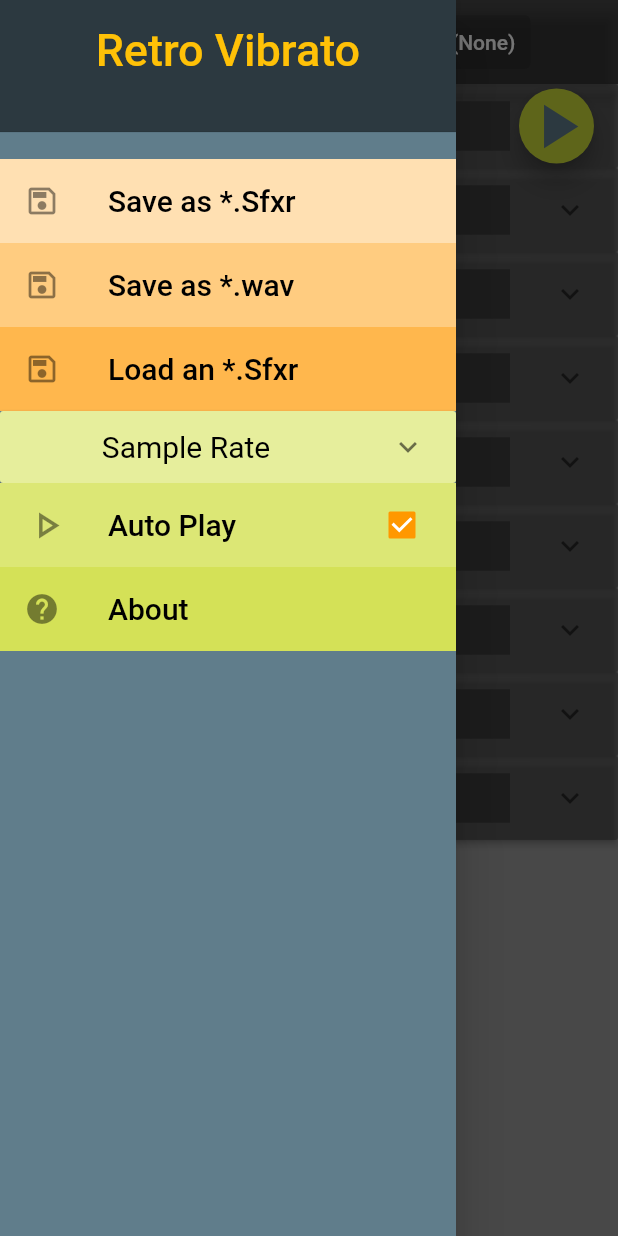
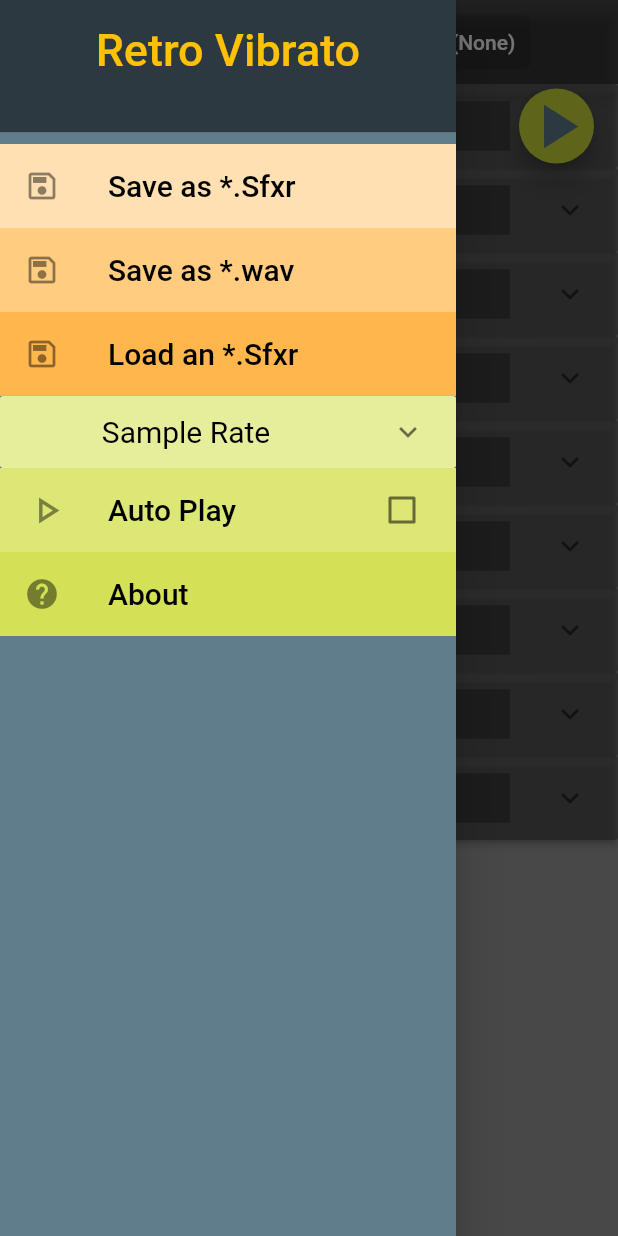
Before and after one commit to wdevore/RetroVibrato, a Flutter app: the screen it shows after launch, in the side drawer, after a tap on "Auto Play", on a phone screen of 412 x 824 dp. Run offline on Flutter 3.47's test engine with Material 2 defaults, Android fonts, the phone set to English and light mode, and no system bars.

Commit message:
refactor for performance of rate and autoplay

```diff
--- a/lib/main.dart
+++ b/lib/main.dart
@@ -1,8 +1,11 @@
 import 'package:flutter/material.dart';
-import 'package:retro_vibrato/model/enums.dart';
+// import 'package:retro_vibrato/model/enums.dart';
+import 'package:retro_vibrato/model/settings_model.dart';
 import 'package:retro_vibrato/model/settings_provider.dart';
 import 'package:retro_vibrato/model/choice_provider.dart';
 import 'package:retro_vibrato/view/appbar_row.dart';
+import 'package:retro_vibrato/view/auto_play.dart';
+import 'package:retro_vibrato/view/sample_rate.dart';
 import 'package:retro_vibrato/view/settings_panels.dart';
 
 void main() {
@@ -20,7 +23,11 @@ class FSfxrApp extends StatelessWidget {
         primarySwatch: Colors.orange,
         backgroundColor: Colors.grey[500],
       ),
-      home: FSfxrHomePage(title: 'RetroVibrato'),
+      home: SettingsProvider(
+        child: FSfxrHomePage(
+          title: 'RetroVibrato',
+        ),
+      ),
     );
   }
 }
@@ -44,7 +51,7 @@ class FSfxrHomePage extends StatefulWidget {
 }
 
 class _FSfxrHomePageState extends State<FSfxrHomePage> {
-  SampleRate? _rate = SampleRate.KHz44;
+  // SampleRate? _rate = SampleRate.KHz44;
   bool isExpanded = false;
   bool autoPlayEnabled = false;
 
@@ -87,6 +94,9 @@ class _FSfxrHomePageState extends State<FSfxrHomePage> {
   }
 
   Drawer _buildDrawer() {
+    final provider = SettingsProvider.of(context);
+    SettingsModel data = provider.settingsModel;
+
     return Drawer(
       // Add a ListView to the drawer. This ensures the user can scroll
       // through the options in the drawer if there isn't enough vertical
@@ -98,9 +108,7 @@ class _FSfxrHomePageState extends State<FSfxrHomePage> {
           padding: EdgeInsets.zero,
           children: [
             Container(
-              height: kToolbarHeight + 50,
-              padding: EdgeInsets.only(bottom: 10),
-              margin: EdgeInsets.only(top: 0),
+              height: kToolbarHeight + 40,
               child: DrawerHeader(
                 decoration: BoxDecoration(
                   color: Colors.black54,
@@ -121,11 +129,13 @@ class _FSfxrHomePageState extends State<FSfxrHomePage> {
               decoration: BoxDecoration(color: Colors.orange.shade100),
               child: ListTile(
                 leading: Icon(Icons.save_outlined),
-                title: const Text('Save as *.Sfxr',
-                    style: TextStyle(
-                      color: Colors.black,
-                      fontSize: 20,
-                    )),
+                title: const Text(
+                  'Save as *.Sfxr',
+                  style: TextStyle(
+                    color: Colors.black,
+                    fontSize: 20,
+                  ),
+                ),
                 onTap: () {
                   // Update the state of the app
                   // ...
@@ -168,120 +178,8 @@ class _FSfxrHomePageState extends State<FSfxrHomePage> {
                 },
               ),
             ),
-            ExpansionPanelList(
-              expandedHeaderPadding: EdgeInsets.zero,
-              dividerColor: Colors.white,
-              animationDuration: Duration(milliseconds: 150),
-              expansionCallback: (int index, bool isExpanded) {
-                setState(() {
-                  this.isExpanded = !isExpanded;
-                });
-              },
-              children: [
-                ExpansionPanel(
-                  canTapOnHeader: true,
-                  backgroundColor: Colors.lime.shade200,
-                  headerBuilder: (BuildContext context, bool isExpanded) {
-                    return Center(
-                      child: Text(
-                        "Sample Rate",
-                        style: TextStyle(
-                          color: Colors.black,
-                          fontSize: 20,
-                        ),
-                      ),
-                    );
-                  },
-                  body: Column(
-                    children: [
-                      RadioListTile<SampleRate>(
-                        title: const Text('44 KHz',
-                            style: TextStyle(
-                              color: Colors.blueGrey,
-                              fontSize: 20,
-                            )),
-                        value: SampleRate.KHz44,
-                        dense: true,
-                        groupValue: _rate,
-                        onChanged: (SampleRate? value) {
-                          setState(() {
-                            _rate = value;
-                          });
-                        },
-                      ),
-                      RadioListTile<SampleRate>(
-                        title: const Text('22 KHz',
-                            style: TextStyle(
-                              color: Colors.blueGrey,
-                              fontSize: 20,
-                            )),
-                        value: SampleRate.KHz22,
-                        dense: true,
-                        groupValue: _rate,
-                        onChanged: (SampleRate? value) {
-                          setState(() {
-                            _rate = value;
-                          });
-                        },
-                      ),
-                      RadioListTile<SampleRate>(
-                        title: const Text('11 KHz',
-                            style: TextStyle(
-                              color: Colors.blueGrey,
-                              fontSize: 20,
-                            )),
-                        value: SampleRate.KHz11,
-                        dense: true,
-                        groupValue: _rate,
-                        onChanged: (SampleRate? value) {
-                          setState(() {
-                            _rate = value;
-                          });
-                        },
-                      ),
-                      RadioListTile<SampleRate>(
-                        title: const Text('5.5 KHz',
-                            style: TextStyle(
-                              color: Colors.blueGrey,
-                              fontSize: 20,
-                            )),
-                        value: SampleRate.KHz55,
-                        dense: true,
-                        groupValue: _rate,
-                        onChanged: (SampleRate? value) {
-                          setState(() {
-                            _rate = value;
-                          });
-                        },
-                      )
-                    ],
-                  ),
-                  isExpanded: isExpanded,
-                ),
-              ],
-            ),
-            Container(
-              decoration: BoxDecoration(color: Colors.lime.shade300),
-              child: CheckboxListTile(
-                title: const Text(
-                  'Auto Play',
-                  style: TextStyle(
-                    color: Colors.black,
-                    fontSize: 20,
-                  ),
-                ),
-                value: autoPlayEnabled,
-                onChanged: (bool? value) {
-                  setState(() {
-                    autoPlayEnabled = value!;
-                  });
-                },
-                secondary: const Icon(
-                  Icons.play_arrow_outlined,
-                  size: 30,
-                ),
-              ),
-            ),
+            SettingsSampleRateSubPanel(settings: data.appSettings),
+            SettingsAutoplayCheck(settings: data.appSettings),
             Container(
               decoration: BoxDecoration(color: Colors.lime.shade400),
               child: ListTile(
--- a/lib/model/settings_model.dart
+++ b/lib/model/settings_model.dart
@@ -1,9 +1,24 @@
+import 'package:retro_vibrato/model/enums.dart';
+
 class Field {
   double min = 0.0;
   double max = 1.0;
-  double value = 0.0;
+
+  dynamic value = 0;
+  dynamic rValue = 0;
+
   String label = "";
-  Field(this.min, this.max, this.value, this.label);
+
+  Field(this.min, this.max, this.value, this.label) {
+    rValue = value;
+  }
+  Field.noRange(this.value, this.label) {
+    rValue = value;
+  }
+
+  reset() {
+    value = rValue;
+  }
 }
 
 class EnvelopeSettings {
@@ -73,7 +88,17 @@ class HighPassFilterSettings {
   final Field cutoffSweep = Field(0.0, 1.0, 0.25, "CutoffSweep");
 }
 
+class AppSettings {
+  final Field sfxrFile = Field.noRange("", "Sfxr File");
+  final Field waveFile = Field.noRange("", "Wave File");
+  final Field destEmail = Field.noRange("", "Destination Email");
+  final Field autoplay = Field.noRange(true, "Auto Play");
+  final Field sampleRate = Field.noRange(SampleRate.KHz44, "Auto Play");
+  final Field volume = Field.noRange(0.5, "Auto Play");
+}
+
 class SettingsModel {
+  final appSettings = AppSettings();
   final envelopeSettings = EnvelopeSettings();
   final frequencySettings = FrequencySettings();
   final vibratoSettings = VibratoSettings();
--- a/lib/view/appbar_row.dart
+++ b/lib/view/appbar_row.dart
@@ -1,6 +1,6 @@
 import 'package:flutter/material.dart';
 import 'package:retro_vibrato/model/enums.dart';
-import 'appbar_choice.dart';
+// import 'appbar_choice.dart';
 import 'appbar_generators_button.dart';
 import 'appbar_waveforms_button.dart';
 import '../model/choice_provider.dart';
--- /dev/null
+++ b/lib/view/auto_play.dart
@@ -0,0 +1,44 @@
+import 'package:flutter/material.dart';
+import 'package:retro_vibrato/model/settings_model.dart';
+
+class SettingsAutoplayCheck extends StatefulWidget {
+  SettingsAutoplayCheck({Key? key, required this.settings}) : super(key: key);
+
+  final AppSettings settings;
+
+  @override
+  _SettingsAutoplayCheckState createState() =>
+      _SettingsAutoplayCheckState(settings);
+}
+
+class _SettingsAutoplayCheckState extends State<SettingsAutoplayCheck> {
+  final AppSettings settings;
+
+  _SettingsAutoplayCheckState(this.settings);
+
+  @override
+  Widget build(BuildContext context) {
+    return Container(
+      decoration: BoxDecoration(color: Colors.lime.shade300),
+      child: CheckboxListTile(
+        title: const Text(
+          'Auto Play',
+          style: TextStyle(
+            color: Colors.black,
+            fontSize: 20,
+          ),
+        ),
+        value: settings.autoplay.value,
+        onChanged: (bool? value) {
+          setState(() {
+            settings.autoplay.value = value!;
+          });
+        },
+        secondary: const Icon(
+          Icons.play_arrow_outlined,
+          size: 30,
+        ),
+      ),
+    );
+  }
+}
--- /dev/null
+++ b/lib/view/sample_rate.dart
@@ -0,0 +1,118 @@
+import 'package:flutter/material.dart';
+import 'package:retro_vibrato/model/enums.dart';
+import 'package:retro_vibrato/model/settings_model.dart';
+
+class SettingsSampleRateSubPanel extends StatefulWidget {
+  SettingsSampleRateSubPanel({Key? key, required this.settings})
+      : super(key: key);
+
+  final AppSettings settings;
+
+  @override
+  _SettingsSampleRateSubPanelsState createState() =>
+      _SettingsSampleRateSubPanelsState(settings);
+}
+
+class _SettingsSampleRateSubPanelsState
+    extends State<SettingsSampleRateSubPanel> {
+  final AppSettings settings;
+  bool isExpanded = false;
+
+  _SettingsSampleRateSubPanelsState(this.settings);
+
+  @override
+  Widget build(BuildContext context) {
+    return ExpansionPanelList(
+      expandedHeaderPadding: EdgeInsets.zero,
+      dividerColor: Colors.white,
+      animationDuration: Duration(milliseconds: 150),
+      expansionCallback: (int index, bool isExpanded) {
+        setState(() {
+          this.isExpanded = !isExpanded;
+        });
+      },
+      children: [
+        ExpansionPanel(
+          canTapOnHeader: true,
+          backgroundColor: Colors.lime.shade200,
+          headerBuilder: (BuildContext context, bool isExpanded) {
+            return Center(
+              child: Text(
+                "Sample Rate",
+                style: TextStyle(
+                  color: Colors.black,
+                  fontSize: 20,
+                ),
+              ),
+            );
+          },
+          body: Column(
+            children: [
+              RadioListTile<SampleRate>(
+                title: const Text('44 KHz',
+                    style: TextStyle(
+                      color: Colors.blueGrey,
+                      fontSize: 20,
+                    )),
+                value: SampleRate.KHz44,
+                dense: true,
+                groupValue: settings.sampleRate.value,
+                onChanged: (SampleRate? value) {
+                  setState(() {
+                    settings.sampleRate.value = value;
+                  });
+                },
+              ),
+              RadioListTile<SampleRate>(
+                title: const Text('22 KHz',
+                    style: TextStyle(
+                      color: Colors.blueGrey,
+                      fontSize: 20,
+                    )),
+                value: SampleRate.KHz22,
+                dense: true,
+                groupValue: settings.sampleRate.value,
+                onChanged: (SampleRate? value) {
+                  setState(() {
+                    settings.sampleRate.value = value;
+                  });
+                },
+              ),
+              RadioListTile<SampleRate>(
+                title: const Text('11 KHz',
+                    style: TextStyle(
+                      color: Colors.blueGrey,
+                      fontSize: 20,
+                    )),
+                value: SampleRate.KHz11,
+                dense: true,
+                groupValue: settings.sampleRate.value,
+                onChanged: (SampleRate? value) {
+                  setState(() {
+                    settings.sampleRate.value = value;
+                  });
+                },
+              ),
+              RadioListTile<SampleRate>(
+                title: const Text('5.5 KHz',
+                    style: TextStyle(
+                      color: Colors.blueGrey,
+                      fontSize: 20,
+                    )),
+                value: SampleRate.KHz55,
+                dense: true,
+                groupValue: settings.sampleRate.value,
+                onChanged: (SampleRate? value) {
+                  setState(() {
+                    settings.sampleRate.value = value;
+                  });
+                },
+              )
+            ],
+          ),
+          isExpanded: isExpanded,
+        ),
+      ],
+    );
+  }
+}
--- a/lib/view/settings_panels.dart
+++ b/lib/view/settings_panels.dart
@@ -2,37 +2,6 @@ import 'package:flutter/material.dart';
 import 'package:retro_vibrato/model/settings_model.dart';
 import 'package:retro_vibrato/model/settings_provider.dart';
 import 'package:retro_vibrato/view/custom_slider_thumb_rect.dart';
-
-ListTile _buildTitle(String title) {
-  return ListTile(
-    isThreeLine: false,
-    title: Container(
-      alignment: Alignment.center,
-      color: Colors.black26,
-      padding: EdgeInsets.only(top: 5, bottom: 5),
-      child: Text(
-        title,
-        style: TextStyle(
-          fontSize: 20,
-          fontWeight: FontWeight.bold,
-          color: Colors.orangeAccent,
-        ),
-      ),
-    ),
-  );
-}
-
-Align _buildSliderLabel(String label) {
-  return Align(
-    alignment: Alignment.centerRight,
-    child: Text(
-      label,
-      style: TextStyle(
-        color: Colors.white,
-      ),
-    ),
-  );
-}
 
 // ***************************************************************
 class SettingsExpansionPanels extends StatelessWidget {
@@ -570,3 +539,42 @@ class _SliderState extends State<SettingsSlider> {
     );
   }
 }
+
+ListTile _buildTitle(String title) {
+  return ListTile(
+    isThreeLine: false,
+    title: Container(
+      alignment: Alignment.center,
+      color: Colors.black26,
+      padding: EdgeInsets.only(top: 5, bottom: 5),
+      child: Text(
+        title,
+        style: TextStyle(
+          fontSize: 20,
+          fontWeight: FontWeight.bold,
+          color: Colors.orangeAccent,
+        ),
+      ),
+    ),
+  );
+}
+
+Align _buildSliderLabel(String label) {
+  return Align(
+    alignment: Alignment.centerRight,
+    child: TextButton(
+      onPressed: () {
+        // setState(() {
+        //     data.value = value;
+        //   });
+        print(label);
+      },
+      child: Text(
+        label,
+        style: TextStyle(
+          color: Colors.white,
+        ),
+      ),
+    ),
+  );
+}
```
Also changed, not shown: 1 other file.
